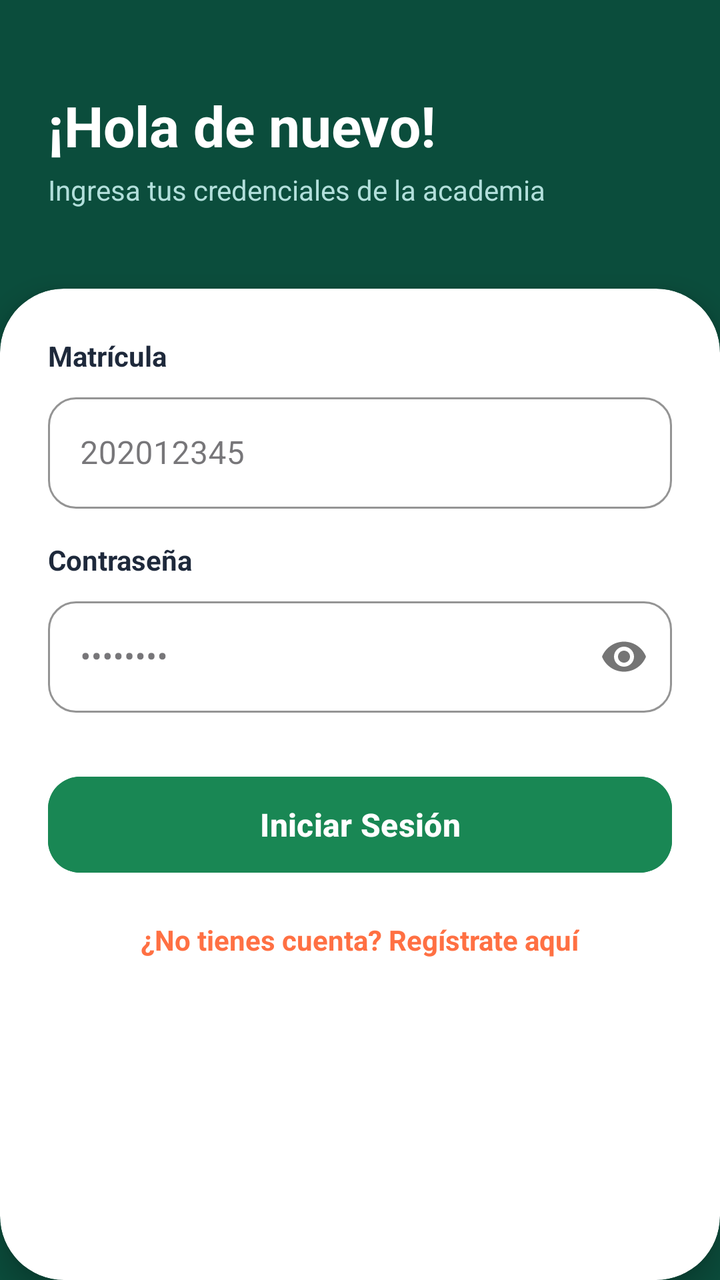
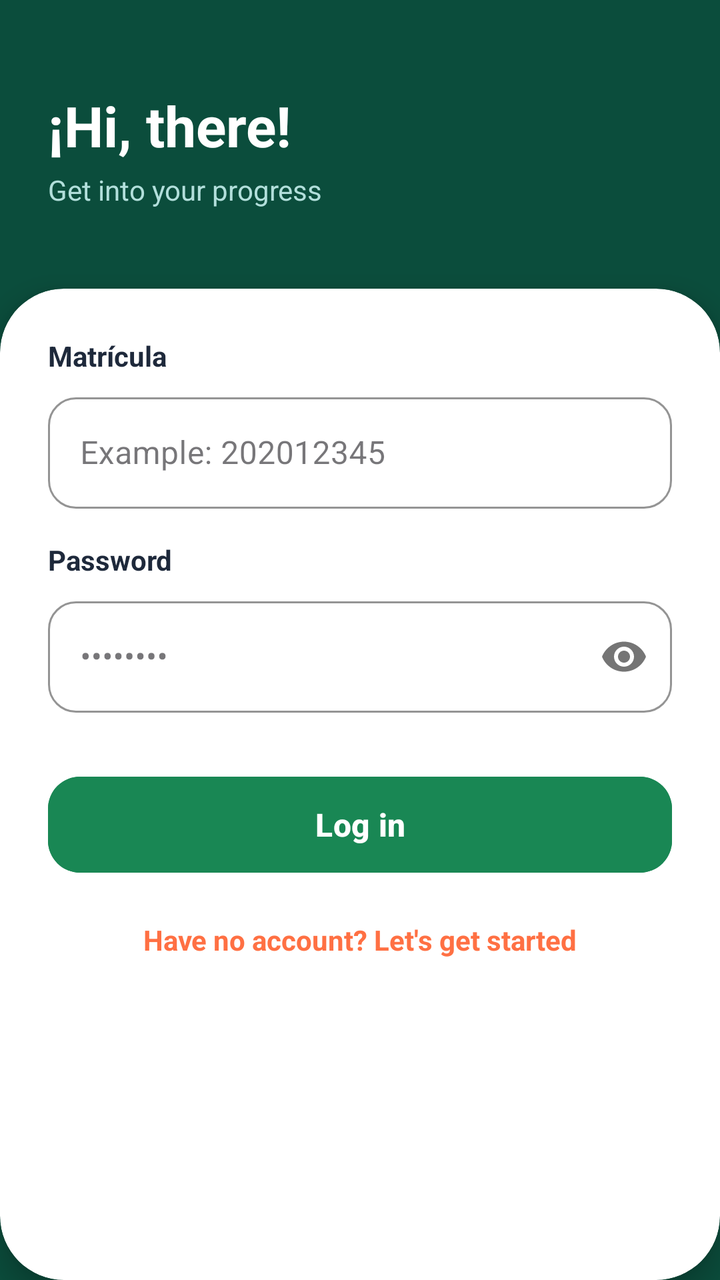

Compare the two renders of this Android layout. The source of the first and the diff that turns it into the second are given below.
<!-- AndroidManifest.xml: application theme Theme.Ingles_app -->
<!-- res/layout/activity_login.xml -->
<?xml version="1.0" encoding="utf-8"?>
<androidx.constraintlayout.widget.ConstraintLayout
    xmlns:android="http://schemas.android.com/apk/res/android"
    xmlns:app="http://schemas.android.com/apk/res-auto"
    android:layout_width="match_parent"
    android:layout_height="match_parent"
    android:background="@color/primary_dark_green">

    
    <LinearLayout
        android:id="@+id/topBar"
        android:layout_width="match_parent"
        android:layout_height="wrap_content"
        android:orientation="vertical"
        android:padding="24dp"
        app:layout_constraintTop_toTopOf="parent">

        <TextView
            android:layout_width="wrap_content"
            android:layout_height="wrap_content"
            android:layout_marginTop="20dp"
            android:text="¡Hola de nuevo!"
            android:textColor="@color/white"
            android:textSize="28sp"
            android:textStyle="bold" />

        <TextView
            android:layout_width="wrap_content"
            android:layout_height="wrap_content"
            android:layout_marginTop="4dp"
            android:text="Ingresa tus credenciales de la academia"
            android:textColor="#B2DFDB"
            android:textSize="14sp" />
    </LinearLayout>

    
    <androidx.cardview.widget.CardView
        android:layout_width="match_parent"
        android:layout_height="0dp"
        android:layout_marginTop="16dp"
        app:cardBackgroundColor="@color/white"
        app:cardCornerRadius="32dp"
        app:cardElevation="8dp"
        app:layout_constraintBottom_toBottomOf="parent"
        app:layout_constraintTop_toBottomOf="@id/topBar">

        <ScrollView
            android:layout_width="match_parent"
            android:layout_height="match_parent"
            android:fillViewport="true">

            <LinearLayout
                android:layout_width="match_parent"
                android:layout_height="wrap_content"
                android:orientation="vertical"
                android:padding="24dp">

                
                <TextView
                    android:layout_width="wrap_content"
                    android:layout_height="wrap_content"
                    android:text="Matrícula"
                    android:textColor="@color/text_title"
                    android:textSize="14sp"
                    android:textStyle="bold" />

                <com.google.android.material.textfield.TextInputLayout
                    style="@style/Widget.MaterialComponents.TextInputLayout.OutlinedBox"
                    android:layout_width="match_parent"
                    android:layout_height="wrap_content"
                    android:layout_marginTop="6dp"
                    android:layout_marginBottom="16dp"
                    app:boxCornerRadiusBottomEnd="14dp"
                    app:boxCornerRadiusBottomStart="14dp"
                    app:boxCornerRadiusTopEnd="14dp"
                    app:boxCornerRadiusTopStart="14dp"
                    app:boxStrokeColor="@color/primary_green">

                    <com.google.android.material.textfield.TextInputEditText
                        android:id="@+id/etLoginEmail"
                        android:layout_width="match_parent"
                        android:layout_height="wrap_content"
                        android:hint="202012345"
                        android:inputType="number" />
                </com.google.android.material.textfield.TextInputLayout>

                
                <TextView
                    android:layout_width="wrap_content"
                    android:layout_height="wrap_content"
                    android:text="Contraseña"
                    android:textColor="@color/text_title"
                    android:textSize="14sp"
                    android:textStyle="bold" />

                <com.google.android.material.textfield.TextInputLayout
                    style="@style/Widget.MaterialComponents.TextInputLayout.OutlinedBox"
                    android:layout_width="match_parent"
                    android:layout_height="wrap_content"
                    android:layout_marginTop="6dp"
                    app:boxCornerRadiusBottomEnd="14dp"
                    app:boxCornerRadiusBottomStart="14dp"
                    app:boxCornerRadiusTopEnd="14dp"
                    app:boxCornerRadiusTopStart="14dp"
                    app:boxStrokeColor="@color/primary_green"
                    app:passwordToggleEnabled="true">

                    <com.google.android.material.textfield.TextInputEditText
                        android:id="@+id/etLoginPassword"
                        android:layout_width="match_parent"
                        android:layout_height="wrap_content"
                        android:hint="••••••••"
                        android:inputType="textPassword" />
                </com.google.android.material.textfield.TextInputLayout>

                
                <com.google.android.material.button.MaterialButton
                    android:id="@+id/btnLogin"
                    android:layout_width="match_parent"
                    android:layout_height="56dp"
                    android:layout_marginTop="28dp"
                    android:backgroundTint="@color/primary_green"
                    android:text="Iniciar Sesión"
                    android:textAllCaps="false"
                    android:textSize="16sp"
                    android:textStyle="bold"
                    app:cornerRadius="16dp" />

                
                <TextView
                    android:id="@+id/tvToRegister"
                    android:layout_width="wrap_content"
                    android:layout_height="wrap_content"
                    android:layout_gravity="center"
                    android:layout_marginTop="20dp"
                    android:text="¿No tienes cuenta? Regístrate aquí"
                    android:textColor="@color/accent_orange"
                    android:textSize="14sp"
                    android:textStyle="bold" />

            </LinearLayout>
        </ScrollView>
    </androidx.cardview.widget.CardView>

</androidx.constraintlayout.widget.ConstraintLayout>
<!-- resources referenced by this layout -->
<resources>
  <color name="accent_orange">#FF7043</color>
  <color name="primary_dark_green">#0B4D3C</color>
  <color name="primary_green">#198754</color>
  <color name="text_title">#1E293B</color>
  <color name="white">#FFFFFFFF</color>
  <style name="Theme.Ingles_app" parent="Base.Theme.Ingles_app" />
  <style name="Base.Theme.Ingles_app" parent="Theme.Material3.DayNight.NoActionBar">
          
          
      </style>
</resources>

<!-- the commit's change to res/layout/activity_login.xml (unified diff, before → after) -->
@@ -19,7 +19,7 @@
             android:layout_width="wrap_content"
             android:layout_height="wrap_content"
             android:layout_marginTop="20dp"
-            android:text="¡Hola de nuevo!"
+            android:text="¡Hi, there!"
             android:textColor="@color/white"
             android:textSize="28sp"
             android:textStyle="bold" />
@@ -28,7 +28,7 @@
             android:layout_width="wrap_content"
             android:layout_height="wrap_content"
             android:layout_marginTop="4dp"
-            android:text="Ingresa tus credenciales de la academia"
+            android:text="Get into your progress"
             android:textColor="#B2DFDB"
             android:textSize="14sp" />
     </LinearLayout>
@@ -80,7 +80,7 @@
                         android:id="@+id/etLoginEmail"
                         android:layout_width="match_parent"
                         android:layout_height="wrap_content"
-                        android:hint="202012345"
+                        android:hint="Example: 202012345"
                         android:inputType="number" />
                 </com.google.android.material.textfield.TextInputLayout>
 
@@ -88,7 +88,7 @@
                 <TextView
                     android:layout_width="wrap_content"
                     android:layout_height="wrap_content"
-                    android:text="Contraseña"
+                    android:text="Password"
                     android:textColor="@color/text_title"
                     android:textSize="14sp"
                     android:textStyle="bold" />
@@ -120,7 +120,7 @@
                     android:layout_height="56dp"
                     android:layout_marginTop="28dp"
                     android:backgroundTint="@color/primary_green"
-                    android:text="Iniciar Sesión"
+                    android:text="Log in"
                     android:textAllCaps="false"
                     android:textSize="16sp"
                     android:textStyle="bold"
@@ -133,7 +133,7 @@
                     android:layout_height="wrap_content"
                     android:layout_gravity="center"
                     android:layout_marginTop="20dp"
-                    android:text="¿No tienes cuenta? Regístrate aquí"
+                    android:text="Have no account? Let's get started"
                     android:textColor="@color/accent_orange"
                     android:textSize="14sp"
                     android:textStyle="bold" />
